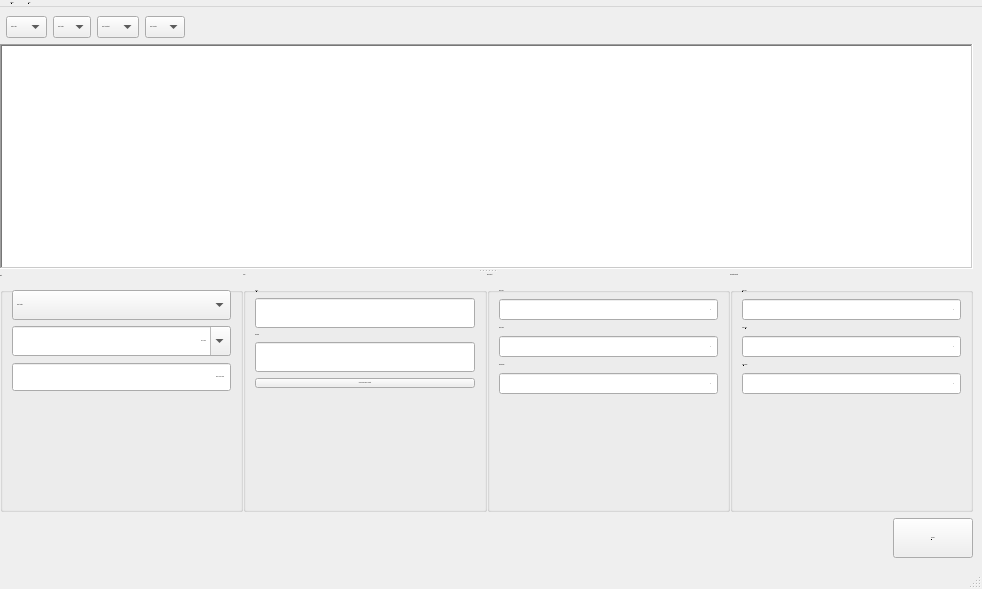
First picture: the form in assets/mainwindow.ui, repository faouziMohamed/covid-data, before the edit.
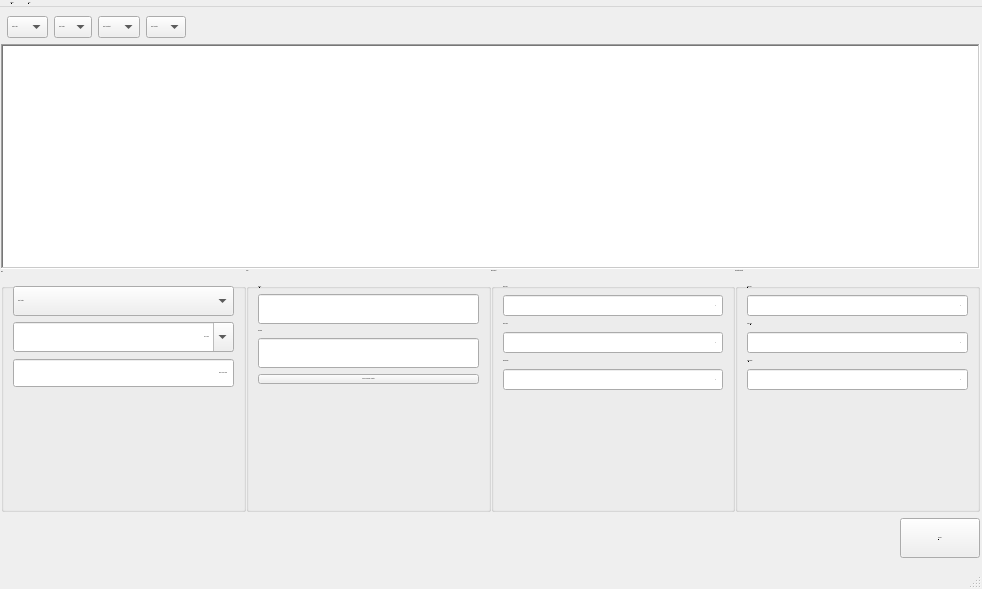
Second picture: the form after the edit. Icons and pictures are not drawn.

The edit to the form file:
```diff
--- a/assets/mainwindow.ui
+++ b/assets/mainwindow.ui
@@ -196,7 +196,7 @@
    <bool>true</bool>
   </property>
   <property name="tabShape">
-   <enum>QTabWidget::Triangular</enum>
+   <enum>QTabWidget::Rounded</enum>
   </property>
   <property name="dockNestingEnabled">
    <bool>false</bool>
@@ -208,10 +208,15 @@
    <bool>true</bool>
   </property>
   <widget class="QWidget" name="centralwidget">
+   <layout class="QVBoxLayout" name="verticalLayout_3">
+    <property name="leftMargin">
+     <number>1</number>
+    </property>
+    <property name="rightMargin">
+     <number>2</number>
+    </property>
+    <item>
    <layout class="QVBoxLayout" name="verticalLayout">
-    <property name="leftMargin">
-     <number>0</number>
-    </property>
     <item>
      <layout class="QHBoxLayout" name="horizontalLayout_2">
       <property name="leftMargin">
@@ -394,9 +399,30 @@
     </item>
     <item>
      <widget class="QSplitter" name="splitter">
+        <property name="layoutDirection">
+         <enum>Qt::LeftToRight</enum>
+        </property>
+        <property name="frameShape">
+         <enum>QFrame::NoFrame</enum>
+        </property>
+        <property name="frameShadow">
+         <enum>QFrame::Plain</enum>
+        </property>
+        <property name="lineWidth">
+         <number>0</number>
+        </property>
       <property name="orientation">
        <enum>Qt::Vertical</enum>
       </property>
+        <property name="opaqueResize">
+         <bool>true</bool>
+        </property>
+        <property name="handleWidth">
+         <number>0</number>
+        </property>
+        <property name="childrenCollapsible">
+         <bool>true</bool>
+        </property>
       <widget class="QTreeView" name="treeView">
        <property name="sizePolicy">
         <sizepolicy hsizetype="Expanding" vsizetype="Expanding">
@@ -1209,6 +1235,8 @@
      </layout>
     </item>
    </layout>
+    </item>
+   </layout>
   </widget>
   <widget class="QMenuBar" name="menubar">
    <property name="geometry">
```
Left out of the diff: 89 changed lines with no effect on the pictures. Lines whose indentation alone changed are shown as unchanged.
